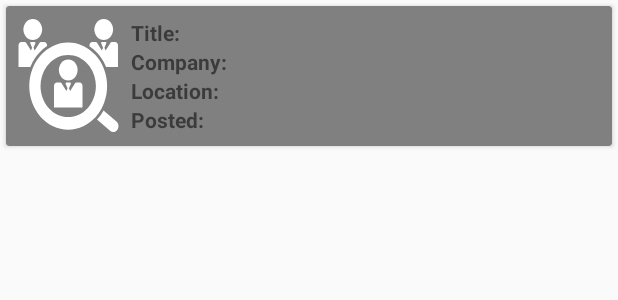
After one commit to venki1092/UnderstandingPoverty, an Android app: the layout cardview_jobs.xml on its own in the app's theme, with its tools: preview values and no code run, on a phone screen of 412 x 824 dp. The commit adds this screen. Shown: the top 300 px of the screen. Run offline under Robolectric (Android 15) with nearby library versions, the phone set to English and light mode, and no system bars.

Commit message:
Jobs: Added Jobs CardView

```diff
--- a/app/build.gradle
+++ b/app/build.gradle
@@ -24,9 +24,9 @@ dependencies {
     testCompile 'junit:junit:4.12'
     compile 'com.android.support:appcompat-v7:23.1.1'
     compile 'com.android.support:design:23.1.1'
-    compile 'com.android.support:cardview-v7:23.1.1'
     compile 'com.firebase:firebase-client-android:2.5.2'
-    compile 'com.android.support:recyclerview-v7:23.1.1'
+    compile 'com.android.support:cardview-v7:23.4.0'
+    compile 'com.android.support:recyclerview-v7:23.4.0'
 
     compile 'com.squareup.okhttp3:okhttp-urlconnection:3.3.1'
     compile 'com.squareup.okhttp3:logging-interceptor:3.3.1'
--- /dev/null
+++ b/app/src/main/res/layout/cardview_jobs.xml
@@ -0,0 +1,115 @@
+<?xml version="1.0" encoding="utf-8"?>
+<android.support.v7.widget.CardView xmlns:android="http://schemas.android.com/apk/res/android"
+    xmlns:app="http://schemas.android.com/apk/res-auto"
+    xmlns:card_view="http://schemas.android.com/apk/res-auto"
+    android:orientation="vertical"
+    android:layout_width="match_parent"
+    android:layout_height="wrap_content"
+    android:layout_margin="4dp"
+    android:padding="8dp"
+    app:cardCornerRadius="2dp"
+    app:cardBackgroundColor="@color/colorPrimary"
+    app:cardUseCompatPadding="false"
+    android:id="@+id/job_cardView">
+
+    <LinearLayout
+        android:layout_width="match_parent"
+        android:layout_height="wrap_content"
+        android:padding="8dp"
+        android:orientation="horizontal">
+
+        <ImageView
+            android:id="@+id/job_imageView"
+            android:layout_width="75dp"
+            android:layout_height="75dp"
+            android:layout_gravity="center_vertical"
+            android:scaleType="fitXY"
+            android:paddingRight="8dp"
+            android:backgroundTint="@color/colorPrimary"
+            android:src="@drawable/job"/>
+
+
+        <LinearLayout
+            android:layout_width="match_parent"
+            android:layout_height="wrap_content"
+            android:orientation="vertical">
+
+            <LinearLayout
+                android:layout_width="match_parent"
+                android:layout_height="wrap_content"
+                android:orientation="horizontal">
+
+                <TextView
+                    android:layout_width="wrap_content"
+                    android:layout_height="wrap_content"
+                    android:textStyle="bold"
+                    android:text="Title: "/>
+
+
+                <TextView
+                    android:id="@+id/job_title_textView"
+                    android:layout_width="wrap_content"
+                    android:layout_height="wrap_content"
+                    />
+
+            </LinearLayout>
+
+
+            <LinearLayout
+                android:layout_width="match_parent"
+                android:layout_height="wrap_content"
+                android:orientation="horizontal">
+
+                <TextView
+                    android:layout_width="wrap_content"
+                    android:layout_height="wrap_content"
+                    android:textStyle="bold"
+                    android:text="Company: "/>
+
+                <TextView
+                    android:id="@+id/job_company_textView"
+                    android:layout_width="wrap_content"
+                    android:layout_height="wrap_content"
+                    />
+            </LinearLayout>
+
+
+            <LinearLayout
+                android:layout_width="match_parent"
+                android:layout_height="wrap_content"
+                android:orientation="horizontal">
+
+                <TextView
+                    android:layout_width="wrap_content"
+                    android:layout_height="wrap_content"
+                    android:textStyle="bold"
+                    android:text="Location: "/>
+
+                <TextView
+                    android:id="@+id/job_location_textView"
+                    android:layout_width="wrap_content"
+                    android:layout_height="wrap_content" />
+            </LinearLayout>
+
+            <LinearLayout
+                android:layout_width="match_parent"
+                android:layout_height="wrap_content"
+                android:orientation="horizontal">
+
+                <TextView
+                    android:layout_width="wrap_content"
+                    android:layout_height="wrap_content"
+                    android:textStyle="bold"
+                    android:text="Posted: "/>
+
+                <TextView
+                    android:id="@+id/job_posted_textView"
+                    android:layout_width="wrap_content"
+                    android:layout_height="wrap_content" />
+            </LinearLayout>
+
+        </LinearLayout>
+
+    </LinearLayout>
+
+</android.support.v7.widget.CardView>
```
Also changed, not shown: app/src/main/res/layout/activity_jobs.xml (+0 -9 lines).
